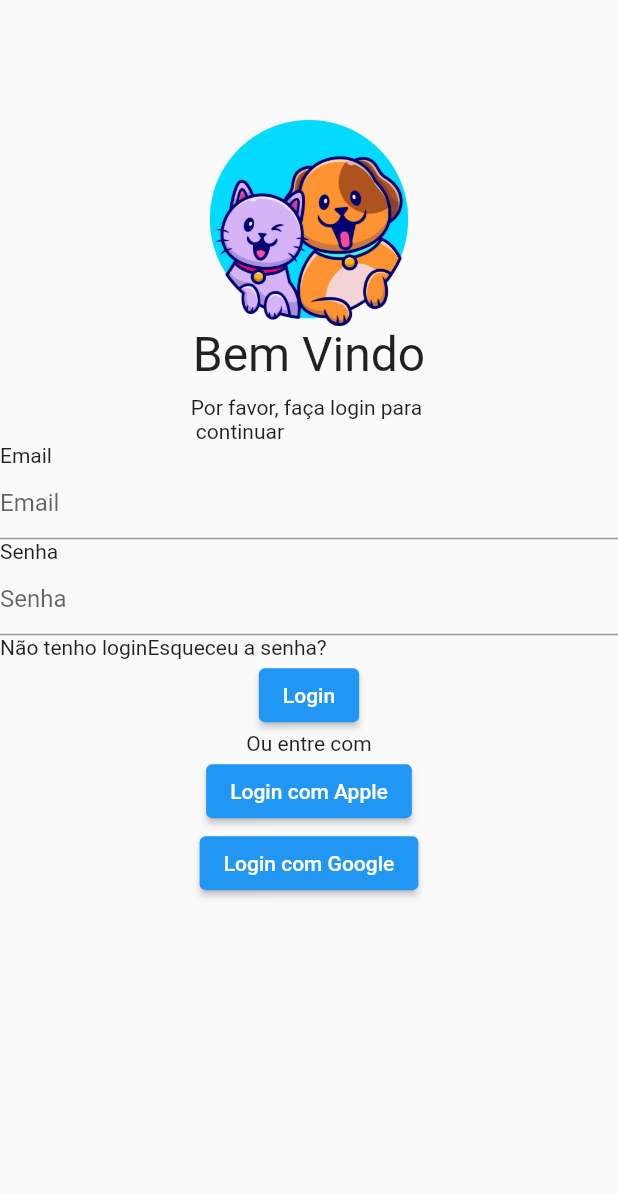
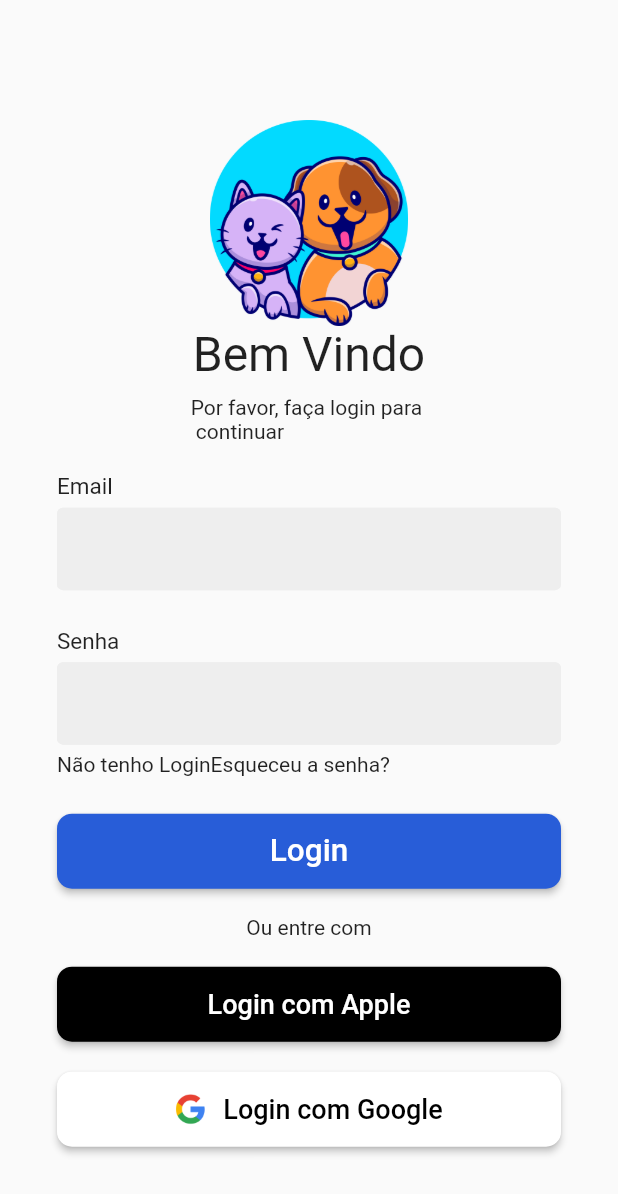
Before and after one commit to GabeMagalhaes/iVet, a Flutter app: the screen it shows after launch, after a tap on "Começe Já", on a phone screen of 412 x 824 dp. Shown: the top 1194 px of the screen. Run offline on Flutter 3.47's test engine with Material 2 defaults, Android fonts, the phone set to English and light mode, and no system bars.

Commit message:
Second page on construction, added icons on buttons

```diff
--- a/ivet/lib/screens/login.dart
+++ b/ivet/lib/screens/login.dart
@@ -32,61 +32,134 @@ Widget build_Content(BuildContext context){
           'Por favor, faça login para \n continuar'
         ),
       ),
-
+       SizedBox(height: 20),
+      Padding(
+        padding:EdgeInsets.only(right: 38,left: 38),
+        child: Column(
+          mainAxisAlignment: MainAxisAlignment.center,
+          crossAxisAlignment: CrossAxisAlignment.stretch,
+          children: <Widget>[
             Row(
               children: <Widget>[
-          Text('Email'),
+                Text(
+                  'Email',
+                  style: TextStyle(fontSize: 15),
+                ),
               ],
             ),
-
+            SizedBox(height: 5),
             TextFormField(
+              style: TextStyle(fontSize: 13),
               decoration: const InputDecoration(
-          hintText: 'Email',
+                border: OutlineInputBorder(),
+                enabledBorder: OutlineInputBorder(
+                  borderSide: BorderSide(color:Color.fromARGB(255, 238, 238, 238))
+                ),
+                fillColor: Color.fromARGB(255, 238, 238, 238),
+                filled: true,
               ),
             ),
-
-
+            SizedBox(height: 25),
             Row(
               children: <Widget>[
-          Text('Senha'),
+                Text(
+                  'Senha',
+                  style: TextStyle(fontSize: 15),
+                ),
               ],
             ),
-
+            SizedBox(height: 5),
             TextFormField(
+              style: TextStyle(fontSize: 13),
               decoration: const InputDecoration(
-          hintText: 'Senha',
+                border: OutlineInputBorder(),
+                enabledBorder: OutlineInputBorder(
+                  borderSide: BorderSide(color: Color.fromARGB(255, 238, 238, 238))
+                ),
+                fillColor: Color.fromARGB(255, 238, 238, 238),
+                filled: true,
               ),
             ),
-
+            SizedBox(height: 5),
             Row(
               children: <Widget>[
-          Text('Não tenho login'),
+                Text('Não tenho Login'),
                 Text('Esqueceu a senha?'),
               ],
             ),
-
-
-
+            SizedBox(height: 25),
             ElevatedButton(
               onPressed: () => Navigator.pushNamed(context, '/home'),
-        child: Text('Login')),
-
-
+              child: Text(
+                'Login',
+                style: TextStyle(
+                  fontSize: 21,
+                ),
+              ),
+              style: ButtonStyle(
+                backgroundColor: MaterialStateProperty.all(Color.fromARGB(255, 40, 93, 216)),
+                fixedSize: MaterialStateProperty.all(Size(300.0 ,50.0)),
+                shape: MaterialStateProperty.all(
+                  RoundedRectangleBorder(
+                    borderRadius: BorderRadius.circular(10.0)
+                  ),
+                ),
+              ),
+            ),
+            SizedBox(height: 18),
             Row(
               mainAxisAlignment: MainAxisAlignment.center,
               children: <Widget>[
                 Text('Ou entre com'),
               ],
             ),
-
+            SizedBox(height: 18),
             ElevatedButton(
               onPressed: (){},
-        child: Text('Login com Apple')),
-
-      ElevatedButton(
+              child: Text(
+                'Login com Apple',
+                style: TextStyle(
+                  fontSize: 18,
+                ),
+              ),
+              style: ButtonStyle(
+                backgroundColor: MaterialStateProperty.all(Color.fromARGB(255, 0, 0, 0)),
+                fixedSize: MaterialStateProperty.all(Size(300.0 ,50.0)),
+                shape: MaterialStateProperty.all(
+                  RoundedRectangleBorder(
+                    borderRadius: BorderRadius.circular(10.0)
+                  ),
+                ),
+              ),
+            ),
+            SizedBox(height: 20),
+            ElevatedButton.icon(
               onPressed: (){},
-        child: Text('Login com Google')),
-
+              icon: Image.asset(
+                "images/googleIcon.png",
+                width: 28,
+                height: 28,
+              ),
+              label: Text(
+                "Login com Google",
+                style: TextStyle(
+                  fontSize: 18,
+                  color: Colors.black
+                ),
+              ),
+              style: ButtonStyle(
+                backgroundColor: MaterialStateProperty.all(Color.fromARGB(255, 255, 255, 255)),
+                fixedSize: MaterialStateProperty.all(Size(300.0 ,50.0)),
+                shape: MaterialStateProperty.all(
+                  RoundedRectangleBorder(
+                    borderRadius: BorderRadius.circular(10.0)
+                  ),
+                ),
+              ),
+              ),
+          ],
+        ),
+      ),
     ],
   );
 }
--- a/ivet/pubspec.yaml
+++ b/ivet/pubspec.yaml
@@ -64,6 +64,7 @@ flutter:
    - images/noticia1.png
    - images/noticia2.png
    - images/registerimg.png
+   - images/googleIcon.png
   #   - images/a_dot_ham.jpeg
 
   # An image asset can refer to one or more resolution-specific "variants", see
```
Also changed, not shown: ivet/images/googleIcon.png (added). Lines whose indentation alone changed are shown as unchanged.
